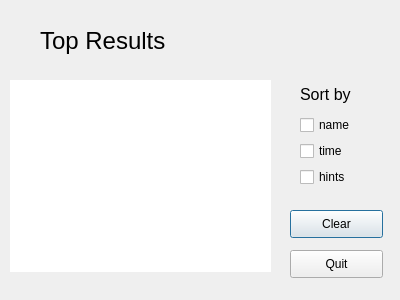
This is Sudoku/topresultswindow.ui in Akara4ok/Sudoku as Qt 5 draws it before an edit. The edited form follows.
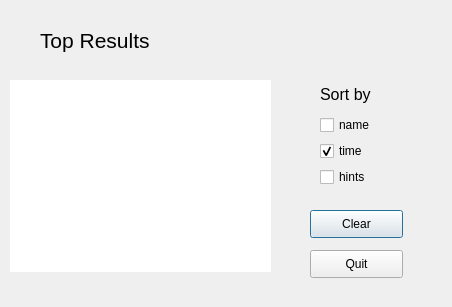
This is the edited form.

```diff
--- a/Sudoku/topresultswindow.ui
+++ b/Sudoku/topresultswindow.ui
@@ -6,8 +6,8 @@
    <rect>
     <x>0</x>
     <y>0</y>
-    <width>400</width>
-    <height>300</height>
+    <width>452</width>
+    <height>307</height>
    </rect>
   </property>
   <property name="windowTitle">
@@ -18,13 +18,13 @@
     <rect>
      <x>40</x>
      <y>20</y>
-     <width>161</width>
+     <width>241</width>
      <height>41</height>
     </rect>
    </property>
    <property name="font">
     <font>
-     <pointsize>18</pointsize>
+     <pointsize>16</pointsize>
     </font>
    </property>
    <property name="text">
@@ -34,7 +34,7 @@
   <widget class="QPushButton" name="pushButton">
    <property name="geometry">
     <rect>
-     <x>290</x>
+     <x>310</x>
      <y>210</y>
      <width>93</width>
      <height>28</height>
@@ -47,7 +47,7 @@
   <widget class="QPushButton" name="pushButton_2">
    <property name="geometry">
     <rect>
-     <x>290</x>
+     <x>310</x>
      <y>250</y>
      <width>93</width>
      <height>28</height>
@@ -124,10 +124,10 @@
     <bool>true</bool>
    </attribute>
   </widget>
-  <widget class="QWidget" name="">
+  <widget class="QWidget" name="layoutWidget">
    <property name="geometry">
     <rect>
-     <x>300</x>
+     <x>320</x>
      <y>80</y>
      <width>65</width>
      <height>107</height>
@@ -158,6 +158,9 @@
       <property name="text">
        <string>time</string>
       </property>
+      <property name="checked">
+       <bool>true</bool>
+      </property>
      </widget>
     </item>
     <item>
@@ -169,6 +172,24 @@
     </item>
    </layout>
   </widget>
+  <widget class="QLabel" name="label_3">
+   <property name="geometry">
+    <rect>
+     <x>300</x>
+     <y>30</y>
+     <width>151</width>
+     <height>31</height>
+    </rect>
+   </property>
+   <property name="font">
+    <font>
+     <pointsize>12</pointsize>
+    </font>
+   </property>
+   <property name="text">
+    <string/>
+   </property>
+  </widget>
  </widget>
  <resources/>
  <connections/>
```
